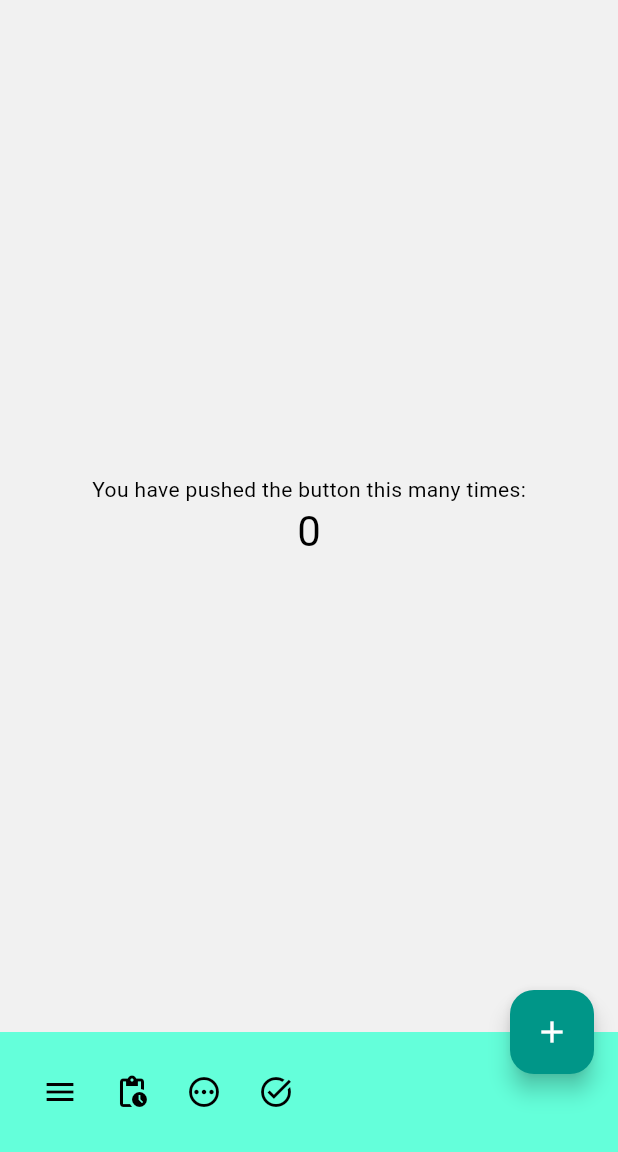
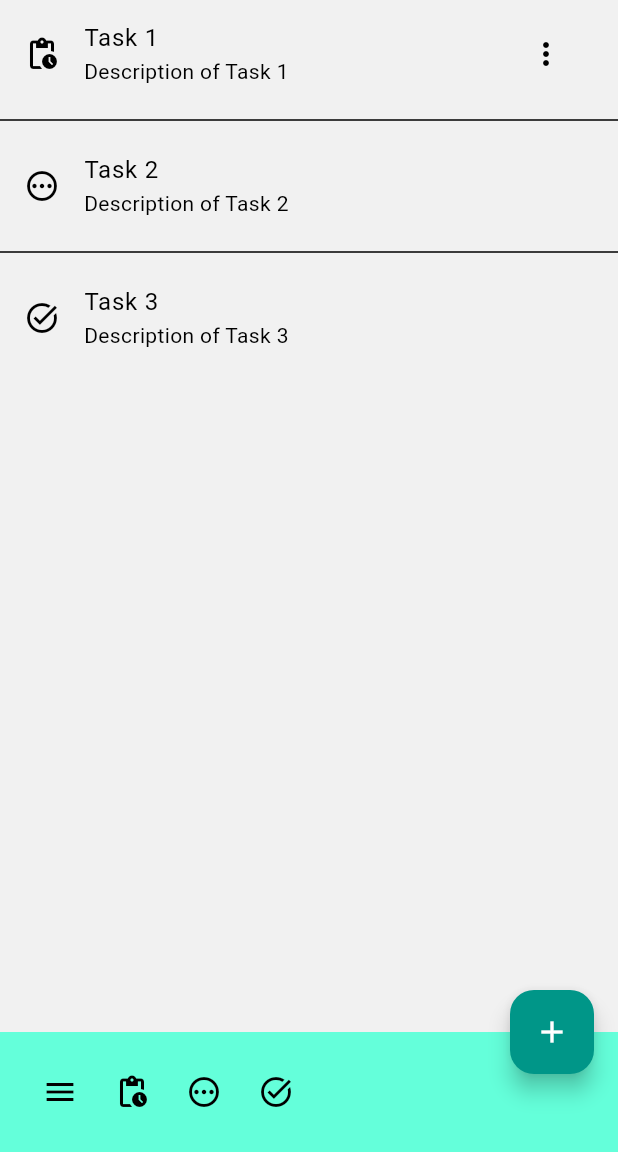
Before and after one commit to danielmontes9/flutter-todo-list-app, a Flutter app: the screen it shows after launch, on a phone screen of 412 x 824 dp, the part 84-1236 px from its top. Run offline on Flutter 3.47's test engine with Material 3 defaults, Android fonts, the phone set to English and light mode, and no system bars.

Commit message:
feat: :sparkles: add List Tile design

```diff
--- a/lib/features/todo/screens/home.dart
+++ b/lib/features/todo/screens/home.dart
@@ -28,17 +28,55 @@ class _HomePageState extends State<HomePage> {
         backgroundColor: AppColors.secondary,
         title: Text(widget.title),
       ),
-      body: Center(
-        child: Column(
-          mainAxisAlignment: MainAxisAlignment.center,
-          children: <Widget>[
-            const Text('You have pushed the button this many times:'),
-            Text(
-              '$_counter',
-              style: Theme.of(context).textTheme.headlineMedium,
-            ),
-          ],
-        ),
+      body: ListView(
+        children: <Widget>[
+          ListTile(
+            title: const Text('Task 1'),
+            subtitle: const Text('Description of Task 1'),
+            leading: const Icon(Icons.pending_actions),
+            trailing: PopupMenuButton(
+              onSelected: (value) {
+                setState(() {
+                  print(value);
+                });
+              },
+              itemBuilder: (BuildContext context) =>  <PopupMenuEntry>[
+                const PopupMenuItem(
+                  value: 'edit',
+                  child: Row(
+                    spacing: 10,
+                    children: <Widget>[
+                      Icon(Icons.edit),
+                      Text('Edit'),
+                    ],
+                  )
+                ),
+                const PopupMenuItem(
+                  value: 'delete',
+                  child: Row(
+                    spacing: 10,
+                    children: <Widget>[
+                      Icon(Icons.delete),
+                      Text('Delete'),
+                    ],
+                  )
+                ),
+              ],
+            )
+          ),
+          Divider(),
+          ListTile(
+            title: const Text('Task 2'),
+            subtitle: const Text('Description of Task 2'),
+            leading: const Icon(Icons.pending_outlined),
+          ),
+          Divider(),
+          ListTile(
+            title: const Text('Task 3'),
+            subtitle: const Text('Description of Task 3'),
+            leading: const Icon(Icons.task_alt),
+          ),
+        ],
       ),
       floatingActionButton: FloatingActionButton(
         onPressed: _incrementCounter,
```
